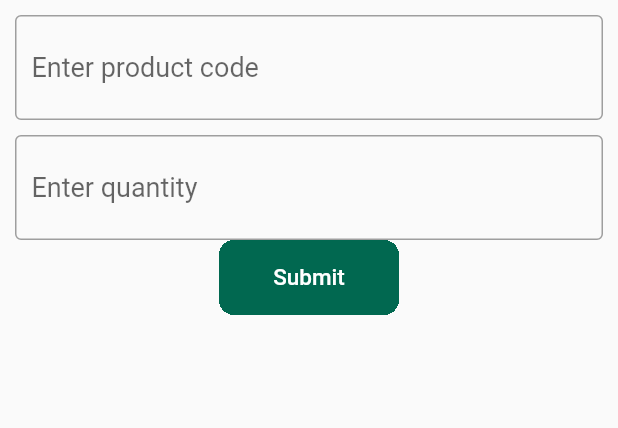
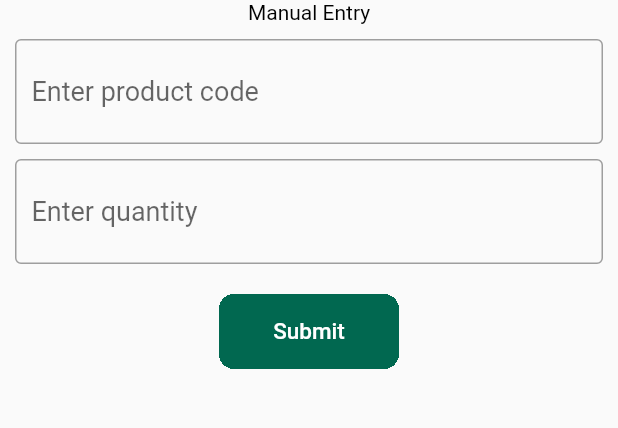
Before and after one commit to asmfahim1/zebra_scanner_final, a Flutter app: the ManualEntry screen opened directly, after a tap on "Submit", on a phone screen of 412 x 824 dp, the part 75-503 px from its top. Run offline on Flutter 3.47's test engine with Material 2 defaults, Android fonts, the phone set to English and light mode, and no system bars; our stand-ins replace device_info, flutter_switch, get, google_fonts, sqflite; missing offline and left inert: flutter_datawedge; accounts and stored records are empty.

Commit message:
fahim 06 Aug 2023

```diff
--- a/lib/controller/online_controller.dart
+++ b/lib/controller/online_controller.dart
@@ -22,9 +22,16 @@ class OnlineController extends GetxController {
   RxBool haveProduct = false.obs;
   RxBool postProduct = false.obs;
   List<MasterItemsModel> products = [];
+  RxString tagNumber = ''.obs;
+  RxString ipAdd = ''.obs;
+  RxString user = ''.obs;
+  RxString storeID = ''.obs;
 
-  Future<void> productList(String tagNum, String ipAddress) async {
-    print('IP address is : $ipAddress and Tag Number is : $tagNum');
+  Future<void> productList(String tagNum, String ipAddress, String userId, String store) async {
+    tagNumber.value = tagNum;
+    ipAdd.value = ipAddress;
+    user.value = userId;
+    storeID.value = store;
     haveProduct(true);
     var response = await http.get(Uri.parse(
         "http://$ipAddress/unistock/zebra/productlist_tag_device.php?tag_no=$tagNum"));
@@ -37,6 +44,13 @@ class OnlineController extends GetxController {
       print(response.body);
       products = [];
     }
+  }
+
+  void clearValue() {
+    tagNumber.close();
+    ipAdd.close();
+    user.close();
+    storeID.close();
   }
 
   //addItem(automatically)
@@ -63,7 +77,6 @@ class OnlineController extends GetxController {
     }else{
       print('Error posting value: ${response.statusCode}');
     }
-
   }
 
   //manual entry quantity
--- a/lib/view/manual_entry/manual_entry_screen.dart
+++ b/lib/view/manual_entry/manual_entry_screen.dart
@@ -1,10 +1,13 @@
 import 'package:flutter/material.dart';
 import 'package:flutter/services.dart';
 import 'package:zebra_scanner_final/constants/const_colors.dart';
+import 'package:zebra_scanner_final/controller/manual_entry_controller.dart';
 import 'package:zebra_scanner_final/controller/offline_controller.dart';
 import 'package:zebra_scanner_final/controller/online_controller.dart';
+import 'package:zebra_scanner_final/controller/server_controller.dart';
 import 'package:zebra_scanner_final/widgets/appBar_widget.dart';
 import 'package:get/get.dart';
+import 'package:zebra_scanner_final/widgets/extension_class.dart';
 
 class ManualEntry extends StatefulWidget {
   String? mode;
@@ -18,8 +21,10 @@ class ManualEntry extends StatefulWidget {
 }
 
 class _ManualEntryState extends State<ManualEntry> {
+  ManualController manual = Get.put(ManualController());
   OnlineController online = Get.put(OnlineController());
   OfflineController offline = Get.put(OfflineController());
+  ServerController server = Get.put(ServerController());
 
   @override
   Widget build(BuildContext context) {
@@ -30,8 +35,9 @@ class _ManualEntryState extends State<ManualEntry> {
           elevation: 0,
           color: Colors.white,
           leading: GestureDetector(
-            onTap: () {
+            onTap: () async{
               Get.back();
+              await online.productList(online.tagNumber.value, server.ipAddress.value, online.user.value, online.storeID.value);
             },
             child: const Icon(
               Icons.arrow_back,
@@ -41,8 +47,17 @@ class _ManualEntryState extends State<ManualEntry> {
           ),
         ),
       ),
-      body: Column(
+      body: Obx((){
+        return SingleChildScrollView(
+                child: Column(
+                  mainAxisAlignment: MainAxisAlignment.center,
                   children: [
+                    Row(
+                      mainAxisAlignment: MainAxisAlignment.center,
+                      children: [
+                        Text('Manual Entry')
+                      ],
+                    ),
                     Container(
                       height: 70,
                       width: double.maxFinite,
@@ -53,16 +68,22 @@ class _ManualEntryState extends State<ManualEntry> {
                           left: 10, top: 10, right: 10),
                       decoration: BoxDecoration(
                         border: Border.all(
-                color: Colors.grey,
-                width: 1.0,
+                          color: manual.isEmptyField.value ==
+                              true
+                              ? Colors.red
+                              : Colors.grey,
+                          width:
+                          manual.isEmptyField.value ==
+                              true
+                              ? 2.0
+                              : 1.0,
                         ),
                         borderRadius: BorderRadius.circular(4.0),
                       ),
                       child: TextFormField(
-              //controller: depositController.amount,
+                        controller: manual.productCode,
                         inputFormatters: [
-                FilteringTextInputFormatter.deny(
-                    RegExp(r'^0')),
+                          //FilteringTextInputFormatter.deny(RegExp(r'^0')),
                           FilteringTextInputFormatter.deny(
                               RegExp(r'-')),
                           FilteringTextInputFormatter.deny(
@@ -102,15 +123,22 @@ class _ManualEntryState extends State<ManualEntry> {
                           left: 10, top: 10, right: 10),
                       decoration: BoxDecoration(
                         border: Border.all(
-                color: Colors.grey,
-                width: 1.0,
+                          color: manual.isEmptyField.value ==
+                              true
+                              ? Colors.red
+                              : Colors.grey,
+                          width:
+                          manual.isEmptyField.value ==
+                              true
+                              ? 2.0
+                              : 1.0,
                         ),
                         borderRadius: BorderRadius.circular(4.0),
                       ),
                       child: TextFormField(
-              //controller: depositController.amount,
+                        controller: manual.qtyController,
                         inputFormatters: [
-                FilteringTextInputFormatter.deny(RegExp(r'^0')),
+                          //FilteringTextInputFormatter.deny(RegExp(r'^0')),
                           FilteringTextInputFormatter.deny(RegExp(r'-')),
                           FilteringTextInputFormatter.deny(RegExp(r',')),
                           FilteringTextInputFormatter.deny(RegExp(r'\+')),
@@ -130,6 +158,7 @@ class _ManualEntryState extends State<ManualEntry> {
                         ),
                       ),
                     ),
+                    SizedBox(height: 20,),
                     Container(
                       height: 50,
                       width: 120,
@@ -142,8 +171,15 @@ class _ManualEntryState extends State<ManualEntry> {
                           ),
                           onPressed: () {
                             // make some logic to post data into server or local database
-                if(widget.mode == 'online'){
+                            if(widget.mode == 'Online'){
                               //online logic
+                              manual.addItemManually(
+                                server.ipAddress.value,
+                                server.deviceId,
+                                online.user.value,
+                                online.tagNumber.value,
+                                online.storeID.value
+                              );
                             }else{
                               //offline login
                             }
@@ -154,5 +190,7 @@ class _ManualEntryState extends State<ManualEntry> {
                   ],
                 ),
               );
+      }),
+    );
   }
 }
```
Also changed, not shown: lib/controller/manual_entry_controller.dart (added, +71 -0 lines), lib/view/online_process/online_mode_screen.dart (+9 -25 lines), lib/view/online_process/tag_selection.dart (+10 -0 lines). Lines whose indentation alone changed are shown as unchanged.
